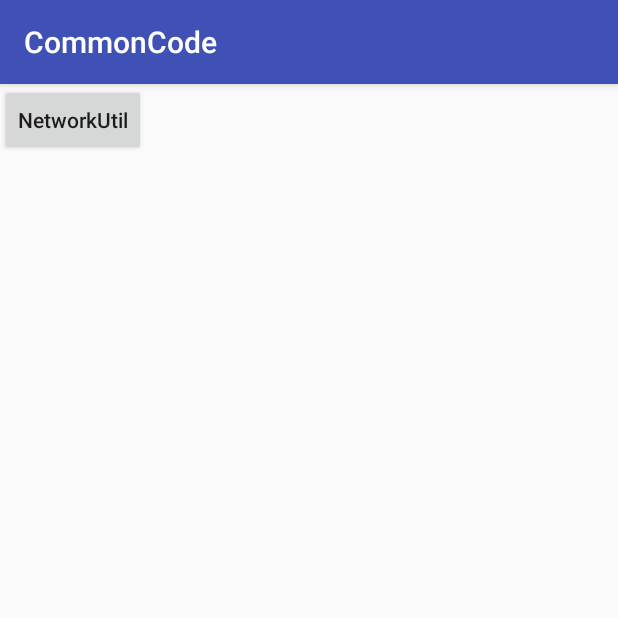
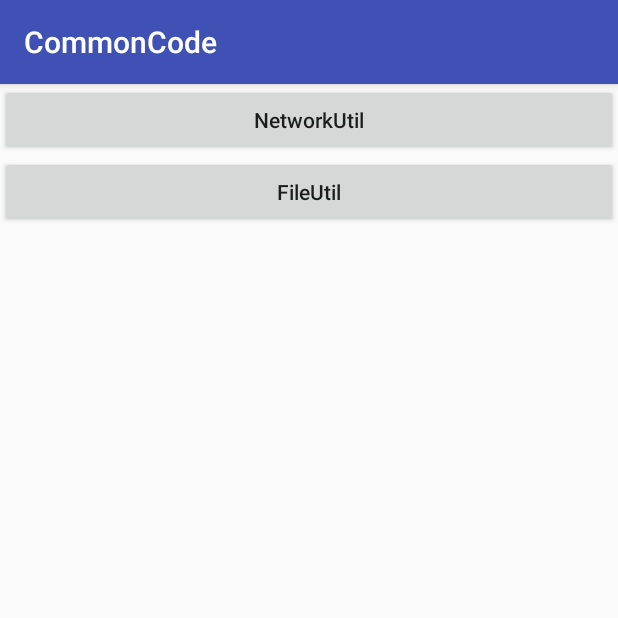
Before and after one commit to Dev-Wiki/CommonCode, an Android app: the screen it shows after launch (MainActivity), on a phone screen of 412 x 824 dp, the top half of it. Run offline under Robolectric (Android 15) with nearby library versions, the phone set to English and light mode, and no system bars; our stand-ins replace ButterKnife.

Commit message:
添加文件管理

```diff
--- a/app/src/main/AndroidManifest.xml
+++ b/app/src/main/AndroidManifest.xml
@@ -17,6 +17,8 @@
         </activity>
         <activity android:name=".NetworkActivity">
         </activity>
+        <activity android:name=".FileActivity">
+        </activity>
     </application>
 
 </manifest>
--- a/app/src/main/java/net/devwiki/commoncode/MainActivity.java
+++ b/app/src/main/java/net/devwiki/commoncode/MainActivity.java
@@ -23,12 +23,15 @@ public class MainActivity extends AppCompatActivity {
     }
 
 
-    @OnClick({R.id.network_btn})
+    @OnClick({R.id.network_btn, R.id.file_btn})
     public void onClick(View view) {
         switch (view.getId()) {
             case R.id.network_btn:
                 startActivity(new Intent(this, NetworkActivity.class));
                 break;
+            case R.id.file_btn:
+                startActivity(new Intent(this, FileActivity.class));
+                break;
         }
     }
 }
--- a/app/src/main/res/layout/activity_main.xml
+++ b/app/src/main/res/layout/activity_main.xml
@@ -13,9 +13,16 @@
         android:orientation="vertical">
         <Button
             android:id="@+id/network_btn"
-            android:layout_width="wrap_content"
+            android:layout_width="match_parent"
             android:layout_height="wrap_content"
             android:textAllCaps="false"
             android:text="NetworkUtil"/>
+
+        <Button
+            android:id="@+id/file_btn"
+            android:layout_width="match_parent"
+            android:layout_height="wrap_content"
+            android:textAllCaps="false"
+            android:text="FileUtil"/>
     </LinearLayout>
 </ScrollView>
```
Also changed, not shown: app/src/main/java/net/devwiki/commoncode/FileActivity.java (added, +23 -0 lines), app/src/main/res/layout/activity_file.xml (added, +20 -0 lines).
